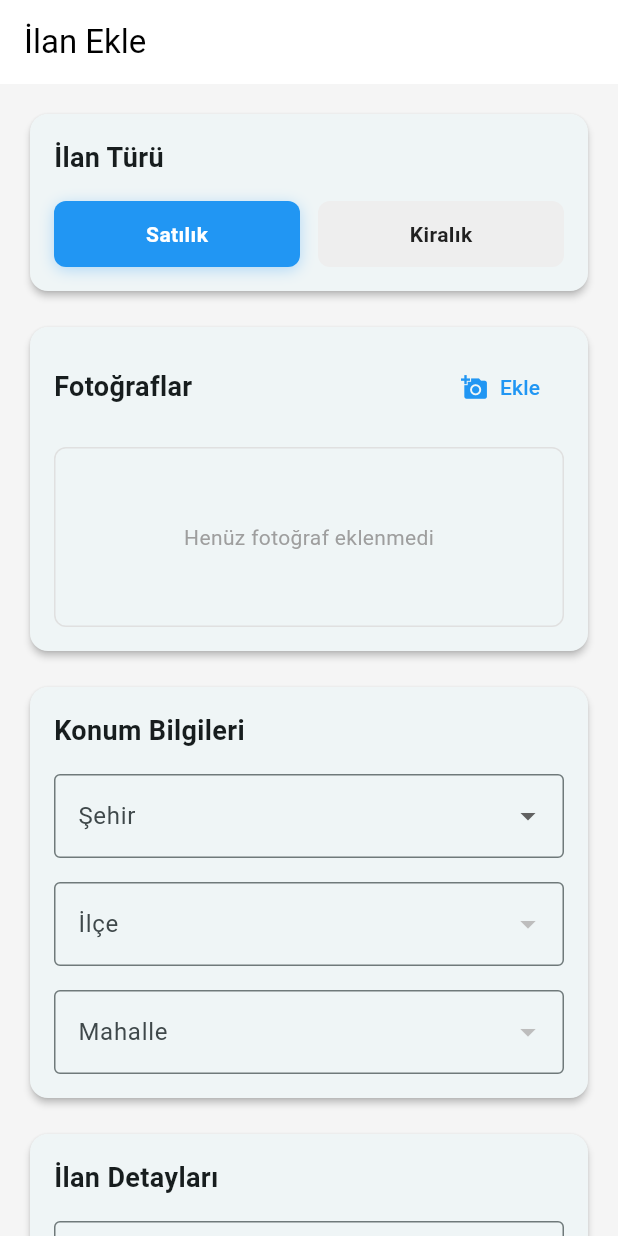
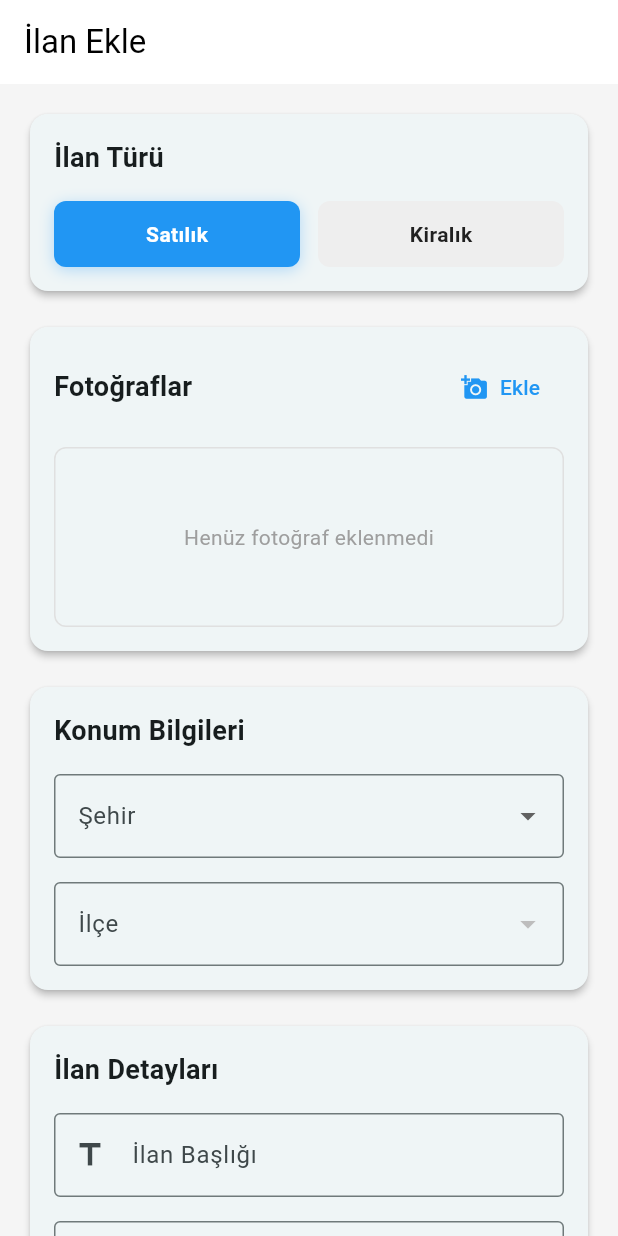
Before and after one commit to MCHTSEN/real_estate_app, a Flutter app: the AddListingScreen screen opened by its route, on a phone screen of 412 x 824 dp. Run offline on Flutter 3.47's test engine with Material 3 defaults, Android fonts, the phone set to English and light mode, and no system bars; our stand-ins replace cached_network_image, cloud_firestore, firebase_auth, firebase_core, firebase_storage, flutter_carousel_widget and 5 more; accounts and stored records are empty; generated files the repository leaves out were written again.

Commit message:
feat: integrate shared preferences for favorites management and update listing model

```diff
--- /dev/null
+++ b/devtools_options.yaml
@@ -0,0 +1,3 @@
+description: This file stores settings for Dart & Flutter DevTools.
+documentation: https://docs.flutter.dev/tools/devtools/extensions#configure-extension-enablement-states
+extensions:
--- a/lib/features/home/domain/models/listing_model.dart
+++ b/lib/features/home/domain/models/listing_model.dart
@@ -10,7 +10,6 @@ class ListingModel {
   final String description;
   final int price;
   final String location; // City/District
-  final String neighborhood;
   final int squareMeters;
   final int roomCount;
   final List<String> imageUrls;
@@ -26,7 +25,6 @@ class ListingModel {
     required this.description,
     required this.price,
     required this.location,
-    required this.neighborhood,
     required this.squareMeters,
     required this.roomCount,
     required this.imageUrls,
@@ -44,11 +42,12 @@ class ListingModel {
       description: json['description'] as String,
       price: json['price'] as int,
       location: json['location'] as String,
-      neighborhood: json['neighborhood'] as String,
       squareMeters: json['squareMeters'] as int,
       roomCount: json['roomCount'] as int,
       imageUrls: List<String>.from(json['imageUrls']),
-      createdAt: (json['createdAt'] as Timestamp).toDate(),
+      createdAt: json['createdAt'] is Timestamp
+          ? (json['createdAt'] as Timestamp).toDate()
+          : DateTime.parse(json['createdAt'] as String),
     );
   }
 
@@ -63,11 +62,10 @@ class ListingModel {
       'description': description,
       'price': price,
       'location': location,
-      'neighborhood': neighborhood,
       'squareMeters': squareMeters,
       'roomCount': roomCount,
       'imageUrls': imageUrls,
-      'createdAt': createdAt,
+      'createdAt': createdAt.toIso8601String(),
     };
   }
 }
--- a/lib/features/home/presentation/widgets/listing_card.dart
+++ b/lib/features/home/presentation/widgets/listing_card.dart
@@ -189,7 +189,7 @@ class ListingCard extends ConsumerWidget {
               overflow: TextOverflow.ellipsis,
             ),
             Text(
-              '${listing.location}, ${listing.neighborhood}',
+              listing.location,
               style: TextStyle(
                 color: Colors.grey[700],
                 fontSize: 14,
--- a/lib/features/home/providers/favorite_provider.dart
+++ b/lib/features/home/providers/favorite_provider.dart
@@ -1,5 +1,9 @@
+import 'dart:convert';
 import 'package:flutter_riverpod/flutter_riverpod.dart';
 import 'package:real_estate_app/features/home/domain/models/listing_model.dart';
+import 'package:shared_preferences/shared_preferences.dart';
+
+const String _favoritesKey = 'favorites';
 
 final favoritesProvider =
     StateNotifierProvider<FavoritesNotifier, List<ListingModel>>((ref) {
@@ -7,14 +11,34 @@ final favoritesProvider =
 });
 
 class FavoritesNotifier extends StateNotifier<List<ListingModel>> {
-  FavoritesNotifier() : super([]);
+  FavoritesNotifier() : super([]) {
+    _loadFavorites();
+  }
 
-  void toggleFavorite(ListingModel listing) {
+  Future<void> _loadFavorites() async {
+    final prefs = await SharedPreferences.getInstance();
+    final favoritesJson = prefs.getStringList(_favoritesKey);
+    if (favoritesJson != null) {
+      state = favoritesJson
+          .map((json) => ListingModel.fromJson(jsonDecode(json)))
+          .toList();
+    }
+  }
+
+  Future<void> _saveFavorites() async {
+    final prefs = await SharedPreferences.getInstance();
+    final favoritesJson =
+        state.map((listing) => jsonEncode(listing.toJson())).toList();
+    await prefs.setStringList(_favoritesKey, favoritesJson);
+  }
+
+  Future<void> toggleFavorite(ListingModel listing) async {
     if (isFavorite(listing)) {
       state = state.where((item) => item.id != listing.id).toList();
     } else {
       state = [...state, listing];
     }
+    await _saveFavorites();
   }
 
   bool isFavorite(ListingModel listing) {
--- a/lib/features/listing/presentation/screens/add_listing_screen.dart
+++ b/lib/features/listing/presentation/screens/add_listing_screen.dart
@@ -18,7 +18,6 @@ final isLoadingProvider = StateProvider<bool>((ref) => false);
 // Location data providers
 final selectedCityProvider = StateProvider<String?>((ref) => null);
 final selectedDistrictProvider = StateProvider<String?>((ref) => null);
-final selectedNeighborhoodProvider = StateProvider<String?>((ref) => null);
 
 // Location data
 final Map<String, List<String>> cityDistricts = {
@@ -27,134 +26,80 @@ final Map<String, List<String>> cityDistricts = {
   'İzmir': ['Karşıyaka', 'Bornova', 'Konak', 'Buca', 'Çiğli'],
   'Bursa': ['Nilüfer', 'Osmangazi', 'Yıldırım', 'Mudanya', 'Gemlik'],
   'Antalya': ['Muratpaşa', 'Konyaaltı', 'Kepez', 'Alanya', 'Manavgat'],
-};
-
-final Map<String, Map<String, List<String>>> districtNeighborhoods = {
-  'Kadıköy': {
-    'Merkez': ['Caferağa', 'Osmanağa', 'Rasimpaşa'],
-    'Sahil': ['Caddebostan', 'Suadiye', 'Fenerbahçe'],
-    'Diğer': ['Acıbadem', 'Erenköy', 'Göztepe', 'Koşuyolu', 'Zühtüpaşa'],
-  },
-  'Beşiktaş': {
-    'Merkez': ['Sinanpaşa', 'Türkali', 'Vişnezade'],
-    'Sahil': ['Ortaköy', 'Arnavutköy', 'Bebek'],
-    'Diğer': ['Etiler', 'Levazım', 'Yıldız', 'Kuruçeşme'],
-  },
-  'Üsküdar': {
-    'Merkez': ['Mimar Sinan', 'Aziz Mahmud Hüdayi', 'Sultantepe'],
-    'Sahil': ['Kuzguncuk', 'Beylerbeyi', 'Çengelköy'],
-    'Diğer': ['Burhaniye', 'İcadiye', 'Kirazlıtepe', 'Küplüce'],
-  },
-  'Şişli': {
-    'Merkez': ['Harbiye', 'Teşvikiye', 'Meşrutiyet'],
-    'Ulaşım': ['Mecidiyeköy', 'Gayrettepe', 'Esentepe'],
-    'Diğer': ['Bomonti', 'Feriköy', 'Kurtuluş', 'Nişantaşı'],
-  },
-  'Maltepe': {
-    'Merkez': ['Altayçeşme', 'Bağlarbaşı', 'Cevizli'],
-    'Sahil': ['İdealtepe', 'Küçükyalı', 'Yalı'],
-    'Diğer': ['Aydınevler', 'Büyükbakkalköy', 'Fındıklı', 'Girne'],
-  },
-  'Çankaya': {
-    'Merkez': ['Kızılay', 'Maltepe', 'Anıttepe'],
-    'Lüks': ['Gaziosmanpaşa', 'Çukurambar', 'Balgat'],
-    'Diğer': ['Bahçelievler', 'Emek', 'Sokullu', 'Yüzüncüyıl'],
-  },
-  'Keçiören': {
-    'Merkez': ['Aktepe', 'Bağlum', 'Etlik'],
-    'Ulaşım': ['Sanatoryum', 'Ufuktepe', 'Yükseltepe'],
-    'Diğer': ['Esertepe', 'İncirli', 'Kalaba', 'Ovacık'],
-  },
-  'Yenimahalle': {
-    'Merkez': ['Batıkent', 'Demetevler', 'Yenimahalle'],
-    'Sanayi': ['Ostim', 'İvedik', 'Gimat'],
-    'Diğer': ['Çayyolu', 'Yaşamkent', 'Susuz', 'Kardelen'],
-  },
-  'Mamak': {
-    'Merkez': ['Abidinpaşa', 'Anayurt', 'Mamak'],
-    'Gecekondu': ['Hüseyin Gazi', 'Kayaş', 'Kutludüğün'],
-    'Diğer': ['Akdere', 'Bostancık', 'Şirintepe', 'Zirvekent'],
-  },
-  'Etimesgut': {
-    'Merkez': ['Eryaman', 'Elvankent', 'Sincan'],
-    'Askeri': ['Zırhlı Birlikler', 'Topçu Okulu'],
-    'Diğer': ['Bağlıca', 'Piyade Mahallesi', 'Yapracık', 'Ahi Mesut'],
-  },
-  'Karşıyaka': {
-    'Merkez': ['Alaybey', 'Bostanlı', 'Karşıyaka'],
-    'Sahil': ['Mavişehir', 'Atakent', 'Yalı'],
-    'Diğer': ['Örnekköy', 'Şemikler', 'Tuna', 'Zübeyde Hanım'],
-  },
-  'Bornova': {
-    'Merkez': ['Bornova', 'Küçükpark', 'Büyükpark'],
-    'Üniversite': ['Evka 3', 'Kazımdirik', 'Atatürk Mahallesi'],
-    'Diğer': ['Altındağ', 'Çamdibi', 'Işıkkent', 'Mevlana'],
-  },
-  'Konak': {
-    'Merkez': ['Alsancak', 'Çankaya', 'Güzelyalı'],
-    'Tarihi': ['Kemeraltı', 'Basmane', 'Agora'],
-    'Diğer': ['Göztepe', 'Hatay', 'İzmirspor', 'Yeşilyurt'],
-  },
-  'Buca': {
-    'Merkez': ['Buca', 'Şirinyer', 'Evka 1'],
-    'Üniversite': ['Tınaztepe', 'Doğuş', 'Göksu'],
-    'Diğer': ['Adatepe', 'Gaziler', 'İnkılap', 'Kozağaç'],
-  },
-  'Çiğli': {
-    'Merkez': ['Çiğli', 'Balatçık', 'Evka 5'],
-    'Sanayi': ['AOSB', 'İZSİAD'],
-    'Diğer': ['Güzeltepe', 'Harmandalı', 'Sasalı', 'Yakakent'],
-  },
-  'Nilüfer': {
-    'Merkez': ['Nilüfer', 'FSM Bulvarı', 'Beşevler'],
-    'Sanayi': ['NOSAB', 'KOSAB'],
-    'Diğer': ['Balat', 'Görükle', 'İhsaniye', 'Üniversite'],
-  },
-  'Osmangazi': {
-    'Merkez': ['Osmangazi', 'Heykel', 'Çarşamba'],
-    'Tarihi': ['Hisar', 'Ulu Cami', 'Koza Han'],
-    'Diğer': ['Demirtaş', 'Gülbahçe', 'Soğanlı', 'Yeniceabat'],
-  },
-  'Yıldırım': {
-    'Merkez': ['Yıldırım', 'Setbaşı', 'Teleferik'],
-    'Sanayi': ['Otosansit', 'Vakıfköy'],
-    'Diğer': ['Değirmenönü', 'Hacivat', 'Millet', 'Şükraniye'],
-  },
-  'Mudanya': {
-    'Merkez': ['Mudanya', 'Güzelyalı', 'Zeytinbağı'],
-    'Sahil': ['Kumyaka', 'Tirilye'],
-    'Diğer': ['Bademli', 'Çağrışan', 'Mesudiye', 'Yeniköy'],
-  },
-  'Gemlik': {
-    'Merkez': ['Gemlik', 'Kurşunlu', 'Küçükkumla'],
-    'Sanayi': ['Serbest Bölge'],
-    'Diğer': ['Hamidiye', 'Haydariye', 'Umurbey', 'Yenikent'],
-  },
-  'Muratpaşa': {
-    'Merkez': ['Muratpaşa', 'Kaleiçi', 'Lara'],
-    'Turizm': ['Falezler', 'Şirinyalı'],
-    'Diğer': ['Bayındır', 'Güzeloba', 'Kızıltoprak', 'Yeşildere'],
-  },
-  'Konyaaltı': {
-    'Merkez': ['Konyaaltı', 'Liman', 'Hurma'],
-    'Turizm': ['Beachpark', 'Aqualand'],
-    'Diğer': ['Akkuyu', 'Gürsu', 'Liman', 'Uncalı'],
-  },
-  'Kepez': {
-    'Merkez': ['Kepez', 'Varsak', 'Gülveren'],
-    'Sanayi': ['Organize Sanayi'],
-    'Diğer': ['Ahatlı', 'Dokuma', 'Kanal', 'Teomanpaşa'],
-  },
-  'Alanya': {
-    'Merkez': ['Alanya', 'Oba', 'Tosmur'],
-    'Turizm': ['Kleopatra Plajı', 'Damlatas Mağarası'],
-    'Diğer': ['Cikcilli', 'Kestel', 'Mahmutlar', 'Payallar'],
-  },
-  'Manavgat': {
-    'Merkez': ['Manavgat', 'Side', 'Sorgun'],
-    'Turizm': ['Titreyengöl', 'Kumköy'],
-    'Diğer': ['Çolaklı', 'Evrenseki', 'Ilıca', 'Oymapınar'],
-  },
+  'Adana': ['Seyhan', 'Yüreğir', 'Çukurova', 'Sarıçam', 'Karaisalı'],
+  'Adıyaman': ['Merkez', 'Kahta', 'Gölbaşı', 'Besni', 'Gerger'],
+  'Afyonkarahisar': ['Merkez', 'Sandıklı', 'Dinar', 'Bolvadin', 'Emirdağ'],
+  'Ağrı': ['Merkez', 'Patnos', 'Doğubayazıt', 'Diyadin', 'Eleşkirt'],
+  'Amasya': ['Merkez', 'Merzifon', 'Suluova', 'Taşova', 'Gümüşhacıköy'],
+  'Artvin': ['Merkez', 'Hopa', 'Borçka', 'Arhavi', 'Şavşat'],
+  'Aydın': ['Merkez', 'Kuşadası', 'Didim', 'Söke', 'Nazilli'],
+  'Balıkesir': ['Merkez', 'Bandırma', 'Edremit', 'Ayvalık', 'Bigadiç'],
+  'Bartın': ['Merkez', 'Amasra', 'Kurucaşile', 'Ulus'],
+  'Batman': ['Merkez', 'Kozluk', 'Sason', 'Beşiri', 'Gercüş'],
+  'Bayburt': ['Merkez', 'Demirözü', 'Aydıntepe'],
+  'Bilecik': ['Merkez', 'Bozüyük', 'Osmaneli', 'Gölpazarı', 'Söğüt'],
+  'Bingöl': ['Merkez', 'Genç', 'Solhan', 'Karlıova', 'Adaklı'],
+  'Bitlis': ['Merkez', 'Tatvan', 'Ahlat', 'Hizan', 'Adilcevaz'],
+  'Bolu': ['Merkez', 'Gerede', 'Mudurnu', 'Göynük', 'Yeniçağa'],
+  'Burdu': ['Merkez', 'Bucak', 'Gölhisar', 'Tefenni', 'Yeşilova'],
+  'Çanakkale': ['Merkez', 'Biga', 'Gelibolu', 'Çan', 'Ezine'],
+  'Çankırı': ['Merkez', 'Kurşunlu', 'Ilgaz', 'Çerkeş', 'Orta'],
+  'Çorum': ['Merkez', 'Sungurlu', 'Osmancık', 'Alaca', 'Bayat'],
+  'Denizli': ['Merkez', 'Pamukkale', 'Çivril', 'Tavas', 'Acıpayam'],
+  'Diyarbakır': ['Merkez', 'Bağlar', 'Kayapınar', 'Yenişehir', 'Sur'],
+  'Düzce': ['Merkez', 'Akçakoca', 'Kaynaşlı', 'Gölyaka', 'Cumayeri'],
+  'Edirne': ['Merkez', 'Keşan', 'Uzunköprü', 'İpsala', 'Enez'],
+  'Elazığ': ['Merkez', 'Kovancılar', 'Karakoçan', 'Palu', 'Arıcak'],
+  'Erzincan': ['Merkez', 'Tercan', 'Refahiye', 'Üzümlü', 'Çayırlı'],
+  'Erzurum': ['Merkez', 'Yakutiye', 'Palandöken', 'Aziziye', 'Oltu'],
+  'Eskişehir': ['Merkez', 'Odunpazarı', 'Tepebaşı', 'Sivrihisar', 'Çifteler'],
+  'Gaziantep': ['Şahinbey', 'Şehitkamil', 'Nizip', 'İslahiye', 'Araban'],
+  'Giresun': ['Merkez', 'Bulancak', 'Görele', 'Espiye', 'Tirebolu'],
+  'Gümüşhane': ['Merkez', 'Kelkit', 'Şiran', 'Torul', 'Köse'],
+  'Hakkari': ['Merkez', 'Yüksekova', 'Şemdinli', 'Çukurca'],
+  'Hatay': ['Antakya', 'İskenderun', 'Reyhanlı', 'Samandağ', 'Kırıkhan'],
+  'Iğdır': ['Merkez', 'Tuzluca', 'Aralık', 'Karakoyunlu'],
+  'Isparta': ['Merkez', 'Yalvaç', 'Şarkikaraağaç', 'Gelendost', 'Eğirdir'],
+  'Kahramanmaraş': ['Merkez', 'Elbistan', 'Afşin', 'Pazarcık', 'Türkoğlu'],
+  'Karabük': ['Merkez', 'Safranbolu', 'Yenice', 'Eskipazar', 'Ovacık'],
+  'Karaman': ['Merkez', 'Ermenek', 'Ayrancı', 'Kazımkarabekir', 'Başyayla'],
+  'Kars': ['Merkez', 'Sarıkamış', 'Kağızman', 'Selim', 'Arpaçay'],
+  'Kastamonu': ['Merkez', 'Tosya', 'Cide', 'İnebolu', 'Taşköprü'],
+  'Kayseri': ['Merkez', 'Kocasinan', 'Melikgazi', 'Talas', 'Develi'],
+  'Kırıkkale': ['Merkez', 'Yahşihan', 'Keskin', 'Delice', 'Sulakyurt'],
+  'Kırklareli': ['Merkez', 'Lüleburgaz', 'Babaeski', 'Vize', 'Pehlivanköy'],
+  'Kırşehir': ['Merkez', 'Kaman', 'Mucur', 'Çiçekdağı', 'Akpınar'],
+  'Kilis': ['Merkez', 'Elbeyli', 'Musabeyli', 'Polateli'],
+  'Kocaeli': ['İzmit', 'Gebze', 'Darıca', 'Körfez', 'Gölcük'],
+  'Konya': ['Meram', 'Karatay', 'Selçuklu', 'Ereğli', 'Akşehir'],
+  'Kütahya': ['Merkez', 'Tavşanlı', 'Simav', 'Gediz', 'Emet'],
+  'Malatya': ['Merkez', 'Yeşilyurt', 'Battalgazi', 'Darende', 'Akçadağ'],
+  'Manisa': ['Merkez', 'Akhisar', 'Turgutlu', 'Salihli', 'Soma'],
+  'Mardin': ['Merkez', 'Artuklu', 'Kızıltepe', 'Nusaybin', 'Midyat'],
+  'Mersin': ['Merkez', 'Tarsus', 'Akdeniz', 'Yenişehir', 'Silifke'],
+  'Muğla': ['Merkez', 'Bodrum', 'Marmaris', 'Fethiye', 'Milas'],
+  'Muş': ['Merkez', 'Varto', 'Malazgirt', 'Bulanık', 'Hasköy'],
+  'Nevşehir': ['Merkez', 'Ürgüp', 'Avanos', 'Gülşehir', 'Derinkuyu'],
+  'Niğde': ['Merkez', 'Bor', 'Çiftlik', 'Ulukışla', 'Altunhisar'],
+  'Ordu': ['Merkez', 'Ünye', 'Fatsa', 'Gölköy', 'Korgan'],
+  'Osmaniye': ['Merkez', 'Kadirli', 'Düziçi', 'Bahçe', 'Hasanbeyli'],
+  'Rize': ['Merkez', 'Çayeli', 'Ardeşen', 'Fındıklı', 'İyidere'],
+  'Sakarya': ['Adapazarı', 'Serdivan', 'Akyazı', 'Hendek', 'Karadeniz'],
+  'Samsun': ['Merkez', 'Bafra', 'Çarşamba', 'Terme', 'Vezirköprü'],
+  'Siirt': ['Merkez', 'Kurtalan', 'Baykan', 'Eruh', 'Şirvan'],
+  'Sinop': ['Merkez', 'Boyabat', 'Gerze', 'Ayancık', 'Türkeli'],
+  'Sivas': ['Merkez', 'Şarkışla', 'Yıldızeli', 'Kangal', 'Gemerek'],
+  'Şırnak': ['Merkez', 'Cizre', 'Silopi', 'İdil', 'Beytüşşebap'],
+  'Tekirdağ': ['Merkez', 'Çorlu', 'Süleymanpaşa', 'Ergene', 'Malkara'],
+  'Tokat': ['Merkez', 'Erbaa', 'Niksar', 'Turhal', 'Zile'],
+  'Trabzon': ['Merkez', 'Ortahisar', 'Akçaabat', 'Araklı', 'Of'],
+  'Tunceli': ['Merkez', 'Pertek', 'Çemişgezek', 'Hozat', 'Mazgirt'],
+  'Şanlıurfa': ['Merkez', 'Haliliye', 'Eyyübiye', 'Siverek', 'Viranşehir'],
+  'Uşak': ['Merkez', 'Eşme', 'Banaz', 'Sivaslı', 'Ulubey'],
+  'Van': ['Merkez', 'Edremit', 'Erciş', 'Özalp', 'Çaldıran'],
+  'Yalova': ['Merkez', 'Çınarcık', 'Çiftlikköy', 'Termal', 'Altınova'],
+  'Yozgat': ['Merkez', 'Sorgun', 'Akdağmadeni', 'Yerköy', 'Sarıkaya'],
+  'Zonguldak': ['Merkez', 'Ereğli', 'Çaycuma', 'Devrek', 'Gökçebey'],
 };
 
 class AddListingScreen extends ConsumerStatefulWidget {
@@ -238,22 +183,6 @@ class _AddListingScreenState extends ConsumerState<AddListingScreen> {
     ref.read(typeProvider.notifier).state = random.nextBool() ? 'sell' : 'rent';
     ref.read(selectedCityProvider.notifier).state = city;
     ref.read(selectedDistrictProvider.notifier).state = district;
-    // Select a random neighborhood if district and its neighborhoods exist
-    if (districtNeighborhoods.containsKey(district) &&
-        districtNeighborhoods[district]!.isNotEmpty) {
-      final neighborhoodsMap = districtNeighborhoods[district]!;
-      final neighborhoodKeys = neighborhoodsMap.keys.toList();
-      if (neighborhoodKeys.isNotEmpty) {
-        final randomNeighborhoodKey =
-            neighborhoodKeys[random.nextInt(neighborhoodKeys.length)];
-        final neighborhoods = neighborhoodsMap[randomNeighborhoodKey]!;
-        if (neighborhoods.isNotEmpty) {
-          final neighborhood =
-              neighborhoods[random.nextInt(neighborhoods.length)];
-          ref.read(selectedNeighborhoodProvider.notifier).state = neighborhood;
-        }
-      }
-    }
 
     _titleController.text = titles[random.nextInt(titles.length)];
     _descriptionController.text =
@@ -476,7 +405,6 @@ class _AddListingScreenState extends ConsumerState<AddListingScreen> {
   Widget _buildLocationSection() {
     final selectedCity = ref.watch(selectedCityProvider);
     final selectedDistrict = ref.watch(selectedDistrictProvider);
-    final selectedNeighborhood = ref.watch(selectedNeighborhoodProvider);
 
     return Card(
       elevation: 2,
@@ -508,7 +436,6 @@ class _AddListingScreenState extends ConsumerState<AddListingScreen> {
               onChanged: (String? newValue) {
                 ref.read(selectedCityProvider.notifier).state = newValue;
                 ref.read(selectedDistrictProvider.notifier).state = null;
-                ref.read(selectedNeighborhoodProvider.notifier).state = null;
               },
               validator: (value) => value == null ? 'Lütfen şehir seçin' : null,
             ),
@@ -532,38 +459,8 @@ class _AddListingScreenState extends ConsumerState<AddListingScreen> {
                   : (String? newValue) {
                       ref.read(selectedDistrictProvider.notifier).state =
                           newValue;
-                      ref.read(selectedNeighborhoodProvider.notifier).state =
-                          null;
                     },
               validator: (value) => value == null ? 'Lütfen ilçe seçin' : null,
-            ),
-            const SizedBox(height: 16),
-            DropdownButtonFormField<String>(
-              value: selectedNeighborhood,
-              decoration: const InputDecoration(
-                labelText: 'Mahalle',
-                border: OutlineInputBorder(),
-              ),
-              items: selectedDistrict != null &&
-                      districtNeighborhoods.containsKey(selectedDistrict)
-                  ? districtNeighborhoods[selectedDistrict]!
-                      .values
-                      .expand((list) => list)
-                      .map((String neighborhood) {
-                      return DropdownMenuItem<String>(
-                        value: neighborhood,
-                        child: Text(neighborhood),
-                      );
-                    }).toList()
-                  : [],
-              onChanged: selectedDistrict == null
-                  ? null
-                  : (String? newValue) {
-                      ref.read(selectedNeighborhoodProvider.notifier).state =
-                          newValue;
-                    },
-              validator: (value) =>
-                  value == null ? 'Lütfen mahalle seçin' : null,
             ),
           ],
         ),
@@ -763,11 +660,8 @@ class _AddListingScreenState extends ConsumerState<AddListingScreen> {
 
     final selectedCity = ref.read(selectedCityProvider);
     final selectedDistrict = ref.read(selectedDistrictProvider);
-    final selectedNeighborhood = ref.read(selectedNeighborhoodProvider);
 
-    if (selectedCity == null ||
-        selectedDistrict == null ||
-        selectedNeighborhood == null) {
+    if (selectedCity == null || selectedDistrict == null) {
       ScaffoldMessenger.of(context).showSnackBar(
         const SnackBar(
             content: Text('Lütfen konum bilgilerini eksiksiz doldurun')),
@@ -792,7 +686,6 @@ class _AddListingScreenState extends ConsumerState<AddListingScreen> {
         'description': _descriptionController.text.trim(),
         'price': int.parse(_priceController.text.trim()),
         'location': '$selectedCity/$selectedDistrict',
-        'neighborhood': selectedNeighborhood,
         'squareMeters': int.parse(_squareMetersController.text.trim()),
         'roomCount': int.parse(_roomCountController.text.trim()),
         'imageUrls': imageUrls,
--- a/pubspec.yaml
+++ b/pubspec.yaml
@@ -27,6 +27,8 @@ dependencies:
   flutter_carousel_widget: ^2.2.0
   smooth_page_indicator: ^1.1.0
   url_launcher: ^6.2.4
+  # Local Storage
+  shared_preferences: ^2.2.2
 
 dev_dependencies:
   flutter_test:
```
Also changed, not shown: pubspec.lock, 1 other file.
